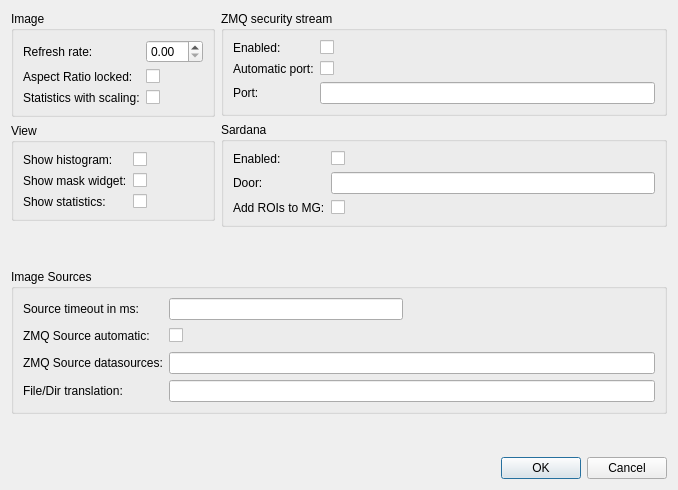
The window that lavuelib/ui/ConfigDialog.ui (syncope/lavue) describes before a commit, drawn with Qt 5.
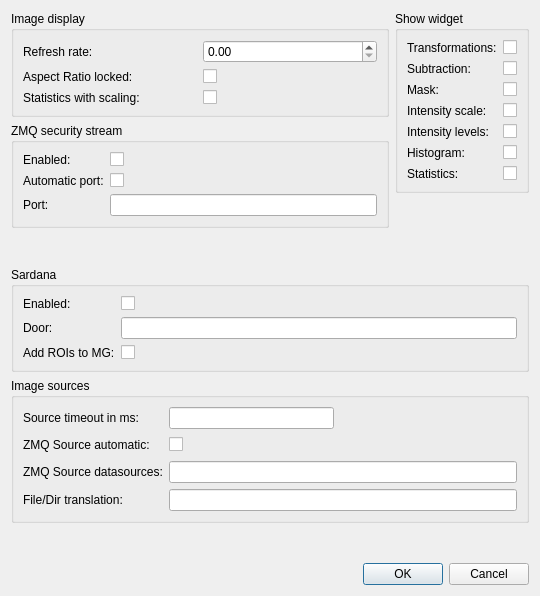
The same window after the commit.

Commit message: add show/hide configuration

Patch:
```diff
--- a/lavuelib/ui/ConfigDialog.ui
+++ b/lavuelib/ui/ConfigDialog.ui
@@ -6,8 +6,8 @@
    <rect>
     <x>0</x>
     <y>0</y>
-    <width>678</width>
-    <height>490</height>
+    <width>540</width>
+    <height>596</height>
    </rect>
   </property>
   <property name="windowTitle">
@@ -23,7 +23,7 @@
          <item>
           <widget class="QGroupBox" name="imageGroupBox">
            <property name="title">
-            <string>Image</string>
+            <string>Image display</string>
            </property>
            <layout class="QGridLayout" name="gridLayout_2">
             <item row="0" column="0">
@@ -103,102 +103,6 @@
           </widget>
          </item>
          <item>
-          <widget class="QGroupBox" name="groupBox_2">
-           <property name="title">
-            <string>View</string>
-           </property>
-           <layout class="QGridLayout" name="gridLayout_3">
-            <item row="0" column="0">
-             <layout class="QGridLayout" name="viewGridLayout">
-              <item row="0" column="0">
-               <widget class="QLabel" name="showhistoLabel">
-                <property name="toolTip">
-                 <string>show histogram to set range and color distribution</string>
-                </property>
-                <property name="text">
-                 <string>Show histogram:</string>
-                </property>
-                <property name="buddy">
-                 <cstring>showhistoCheckBox</cstring>
-                </property>
-               </widget>
-              </item>
-              <item row="0" column="1">
-               <widget class="QCheckBox" name="showhistoCheckBox">
-                <property name="toolTip">
-                 <string>show histogram to set range and color distribution</string>
-                </property>
-                <property name="text">
-                 <string/>
-                </property>
-               </widget>
-              </item>
-              <item row="1" column="0">
-               <widget class="QLabel" name="showmaskLabel">
-                <property name="toolTip">
-                 <string>show widgets to select the image mask</string>
-                </property>
-                <property name="text">
-                 <string>Show mask widget:</string>
-                </property>
-                <property name="buddy">
-                 <cstring>showmaskCheckBox</cstring>
-                </property>
-               </widget>
-              </item>
-              <item row="1" column="1">
-               <widget class="QCheckBox" name="showmaskCheckBox">
-                <property name="toolTip">
-                 <string>show widgets to select the image mask</string>
-                </property>
-                <property name="text">
-                 <string/>
-                </property>
-               </widget>
-              </item>
-              <item row="2" column="1">
-               <widget class="QCheckBox" name="showstatsCheckBox">
-                <property name="toolTip">
-                 <string>&lt;html&gt;&lt;head/&gt;&lt;body&gt;&lt;p&gt;show widgets statistics values&lt;/p&gt;&lt;/body&gt;&lt;/html&gt;</string>
-                </property>
-                <property name="text">
-                 <string/>
-                </property>
-               </widget>
-              </item>
-              <item row="2" column="0">
-               <widget class="QLabel" name="showstatsLabel">
-                <property name="toolTip">
-                 <string>&lt;html&gt;&lt;head/&gt;&lt;body&gt;&lt;p&gt;show widgets statistics values&lt;/p&gt;&lt;/body&gt;&lt;/html&gt;</string>
-                </property>
-                <property name="text">
-                 <string>Show statistics:</string>
-                </property>
-               </widget>
-              </item>
-             </layout>
-            </item>
-           </layout>
-          </widget>
-         </item>
-         <item>
-          <spacer name="verticalSpacer">
-           <property name="orientation">
-            <enum>Qt::Vertical</enum>
-           </property>
-           <property name="sizeHint" stdset="0">
-            <size>
-             <width>20</width>
-             <height>40</height>
-            </size>
-           </property>
-          </spacer>
-         </item>
-        </layout>
-       </item>
-       <item>
-        <layout class="QVBoxLayout" name="verticalLayout_2">
-         <item>
           <widget class="QGroupBox" name="secGroupBox">
            <property name="title">
             <string>ZMQ security stream</string>
@@ -278,28 +182,65 @@
           </widget>
          </item>
          <item>
-          <widget class="QGroupBox" name="groupBox">
+          <spacer name="verticalSpacer">
+           <property name="orientation">
+            <enum>Qt::Vertical</enum>
+           </property>
+           <property name="sizeHint" stdset="0">
+            <size>
+             <width>20</width>
+             <height>40</height>
+            </size>
+           </property>
+          </spacer>
+         </item>
+        </layout>
+       </item>
+       <item>
+        <layout class="QVBoxLayout" name="verticalLayout_2">
+         <item>
+          <widget class="QGroupBox" name="groupBox_2">
            <property name="title">
-            <string>Sardana</string>
+            <string>Show widget</string>
            </property>
-           <layout class="QGridLayout" name="gridLayout">
+           <layout class="QGridLayout" name="gridLayout_3">
             <item row="0" column="0">
-             <layout class="QGridLayout" name="sardanaGridLayout">
+             <layout class="QGridLayout" name="viewGridLayout">
               <item row="0" column="0">
-               <widget class="QLabel" name="sardanalabel">
+               <widget class="QLabel" name="showtransLabel">
                 <property name="toolTip">
                  <string>enable sardana features</string>
                 </property>
                 <property name="text">
-                 <string>Enabled:</string>
+                 <string>Transformations:</string>
                 </property>
                 <property name="buddy">
-                 <cstring>sardanaCheckBox</cstring>
+                 <cstring>showtransCheckBox</cstring>
+                </property>
+               </widget>
+              </item>
+              <item row="5" column="1">
+               <widget class="QCheckBox" name="showhistoCheckBox">
+                <property name="toolTip">
+                 <string>show histogram to set range and color distribution</string>
+                </property>
+                <property name="text">
+                 <string/>
+                </property>
+               </widget>
+              </item>
+              <item row="2" column="1">
+               <widget class="QCheckBox" name="showmaskCheckBox">
+                <property name="toolTip">
+                 <string>show widgets to select the image mask</string>
+                </property>
+                <property name="text">
+                 <string/>
                 </property>
                </widget>
               </item>
               <item row="0" column="1">
-               <widget class="QCheckBox" name="sardanaCheckBox">
+               <widget class="QCheckBox" name="showtransCheckBox">
                 <property name="toolTip">
                  <string>enable sardana features</string>
                 </property>
@@ -308,13 +249,69 @@
                 </property>
                </widget>
               </item>
+              <item row="4" column="1">
+               <widget class="QCheckBox" name="showlevelsCheckBox">
+                <property name="text">
+                 <string/>
+                </property>
+               </widget>
+              </item>
+              <item row="6" column="1">
+               <widget class="QCheckBox" name="showstatsCheckBox">
+                <property name="toolTip">
+                 <string>&lt;html&gt;&lt;head/&gt;&lt;body&gt;&lt;p&gt;show widgets statistics values&lt;/p&gt;&lt;/body&gt;&lt;/html&gt;</string>
+                </property>
+                <property name="text">
+                 <string/>
+                </property>
+               </widget>
+              </item>
+              <item row="6" column="0">
+               <widget class="QLabel" name="showstatsLabel">
+                <property name="toolTip">
+                 <string>&lt;html&gt;&lt;head/&gt;&lt;body&gt;&lt;p&gt;show widgets statistics values&lt;/p&gt;&lt;/body&gt;&lt;/html&gt;</string>
+                </property>
+                <property name="text">
+                 <string>Statistics:</string>
+                </property>
+                <property name="buddy">
+                 <cstring>showstatsCheckBox</cstring>
+                </property>
+               </widget>
+              </item>
+              <item row="2" column="0">
+               <widget class="QLabel" name="showmaskLabel">
+                <property name="toolTip">
+                 <string>show widgets to select the image mask</string>
+                </property>
+                <property name="text">
+                 <string>Mask:</string>
+                </property>
+                <property name="buddy">
+                 <cstring>showmaskCheckBox</cstring>
+                </property>
+               </widget>
+              </item>
+              <item row="5" column="0">
+               <widget class="QLabel" name="showhistoLabel">
+                <property name="toolTip">
+                 <string>show histogram to set range and color distribution</string>
+                </property>
+                <property name="text">
+                 <string>Histogram:</string>
+                </property>
+                <property name="buddy">
+                 <cstring>showhistoCheckBox</cstring>
+                </property>
+               </widget>
+              </item>
               <item row="1" column="0">
-               <widget class="QLabel" name="doorLabel">
+               <widget class="QLabel" name="showsubLabel">
                 <property name="toolTip">
                  <string>tango server device name of the Sarana Door</string>
                 </property>
                 <property name="text">
-                 <string>Door:</string>
+                 <string>Subtraction:</string>
                 </property>
                 <property name="buddy">
                  <cstring>doorLineEdit</cstring>
@@ -322,29 +319,45 @@
                </widget>
               </item>
               <item row="1" column="1">
-               <widget class="QLineEdit" name="doorLineEdit">
+               <widget class="QCheckBox" name="showsubCheckBox">
                 <property name="toolTip">
                  <string>tango server device name of the Sarana Door</string>
                 </property>
+                <property name="text">
+                 <string/>
+                </property>
                </widget>
               </item>
-              <item row="2" column="0">
-               <widget class="QLabel" name="addroisLabel">
+              <item row="4" column="0">
+               <widget class="QLabel" name="showlevelsLabel">
                 <property name="toolTip">
                  <string>add ROI aliases to the Active Measurement Group</string>
                 </property>
                 <property name="text">
-                 <string>Add ROIs to MG:</string>
+                 <string>Intensity levels:</string>
                 </property>
                 <property name="buddy">
                  <cstring>addroisCheckBox</cstring>
                 </property>
                </widget>
               </item>
-              <item row="2" column="1">
-               <widget class="QCheckBox" name="addroisCheckBox">
+              <item row="3" column="0">
+               <widget class="QLabel" name="showscaleLabel">
                 <property name="toolTip">
-                 <string>add ROI aliases to the Active Measurement Group</string>
+                 <string>show widgets to select the image intensity scale</string>
+                </property>
+                <property name="text">
+                 <string>Intensity scale:</string>
+                </property>
+                <property name="buddy">
+                 <cstring>showscaleCheckBox</cstring>
+                </property>
+               </widget>
+              </item>
+              <item row="3" column="1">
+               <widget class="QCheckBox" name="showscaleCheckBox">
+                <property name="toolTip">
+                 <string>show widgets to select the image intensity scale</string>
                 </property>
                 <property name="text">
                  <string/>
@@ -373,10 +386,89 @@
        </item>
       </layout>
      </item>
+     <item>
+      <widget class="QGroupBox" name="groupBox">
+       <property name="title">
+        <string>Sardana</string>
+       </property>
+       <layout class="QGridLayout" name="gridLayout">
+        <item row="0" column="0">
+         <layout class="QGridLayout" name="sardanaGridLayout">
+          <item row="0" column="0">
+           <widget class="QLabel" name="sardanalabel">
+            <property name="toolTip">
+             <string>enable sardana features</string>
+            </property>
+            <property name="text">
+             <string>Enabled:</string>
+            </property>
+            <property name="buddy">
+             <cstring>sardanaCheckBox</cstring>
+            </property>
+           </widget>
+          </item>
+          <item row="0" column="1">
+           <widget class="QCheckBox" name="sardanaCheckBox">
+            <property name="toolTip">
+             <string>enable sardana features</string>
+            </property>
+            <property name="text">
+             <string/>
+            </property>
+           </widget>
+          </item>
+          <item row="1" column="0">
+           <widget class="QLabel" name="doorLabel">
+            <property name="toolTip">
+             <string>tango server device name of the Sarana Door</string>
+            </property>
+            <property name="text">
+             <string>Door:</string>
+            </property>
+            <property name="buddy">
+             <cstring>doorLineEdit</cstring>
+            </property>
+           </widget>
+          </item>
+          <item row="1" column="1">
+           <widget class="QLineEdit" name="doorLineEdit">
+            <property name="toolTip">
+             <string>tango server device name of the Sarana Door</string>
+            </property>
+           </widget>
+          </item>
+          <item row="2" column="0">
+           <widget class="QLabel" name="addroisLabel">
+            <property name="toolTip">
+             <string>add ROI aliases to the Active Measurement Group</string>
+            </property>
+            <property name="text">
+             <string>Add ROIs to MG:</string>
+            </property>
+            <property name="buddy">
+             <cstring>addroisCheckBox</cstring>
+            </property>
+           </widget>
+          </item>
+          <item row="2" column="1">
+           <widget class="QCheckBox" name="addroisCheckBox">
+            <property name="toolTip">
+             <string>add ROI aliases to the Active Measurement Group</string>
+            </property>
+            <property name="text">
+             <string/>
+            </property>
+           </widget>
+          </item>
+         </layout>
+        </item>
+       </layout>
+      </widget>
+     </item>
      <item>
       <widget class="QGroupBox" name="sourcesGroupBox">
        <property name="title">
-        <string>Image Sources</string>
+        <string>Image sources</string>
        </property>
        <layout class="QGridLayout" name="gridLayout_6">
         <item row="0" column="0">
```
Left out of the diff: 37 changed lines with no effect on the pictures. The commit also changes 5 other files.
